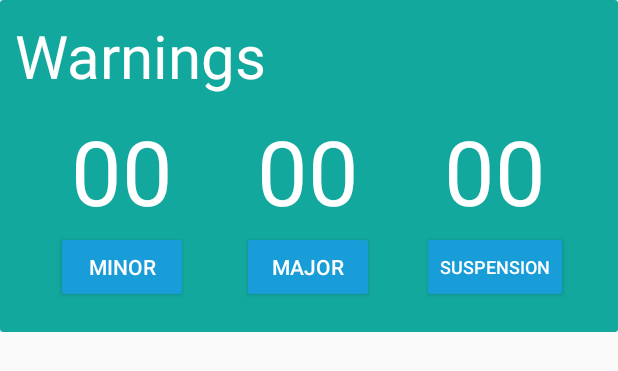
After one commit to Rikenm/Y2Yversion2, an Android app: the layout warning_cell.xml on its own in the app's theme, with its tools: preview values and no code run, on a phone screen of 412 x 824 dp. The commit adds this screen. Shown: the top 371 px of the screen. Run offline under Robolectric (Android 15) with nearby library versions, the phone set to English and light mode, and no system bars; network calls fail; Roboto replaces fonts that are not available here.

Commit message:
new design for warning cell

```diff
--- a/app/src/main/java/com/rikenmaharjan/y2yc/activities/HomeRecyclerAdapter.java
+++ b/app/src/main/java/com/rikenmaharjan/y2yc/activities/HomeRecyclerAdapter.java
@@ -35,7 +35,7 @@ public class HomeRecyclerAdapter extends RecyclerView.Adapter<HomeRecyclerAdapte
     Context nContext;
     String []colors;
 
-    int[] myImageList = new int[]{R.drawable.bed, R.drawable.calendar,R.drawable.locker,R.drawable.warning,R.drawable.nit};
+    int[] myImageList = new int[]{R.drawable.bed,R.drawable.bed, R.drawable.calendar,R.drawable.locker,R.drawable.nit};
 
     Drawable []image;
 
@@ -48,15 +48,17 @@ public class HomeRecyclerAdapter extends RecyclerView.Adapter<HomeRecyclerAdapte
         this.data = lstStay;
         this.nContext = context;
         colors = new String[5];
-        colors[0] = "#56CEFF";
+        colors[2] = "#56CEFF";
         colors[1] = "#FF8C09";
-        colors[2] = "#F4D938";
-        colors[3] = "#13A89D";
+        colors[3] = "#F4D938";
+        colors[0] = "#13A89D";
         colors[4] = "#FF7C3B";
+    }
 
-
-
-
+    // returns postion for onCreateViewHolder
+    @Override
+    public int getItemViewType(int position) {
+        return position;
     }
 
     // creates once
@@ -65,7 +67,9 @@ public class HomeRecyclerAdapter extends RecyclerView.Adapter<HomeRecyclerAdapte
 
         View v;
 
-        v = LayoutInflater.from(nContext).inflate(R.layout.yourstay_cell,parent,false);
+        ///////
+        if (viewType !=0) {
+            v = LayoutInflater.from(nContext).inflate(R.layout.yourstay_cell, parent, false);
             final MyViewHolder vHolder = new MyViewHolder(v);
 
 
@@ -73,46 +77,49 @@ public class HomeRecyclerAdapter extends RecyclerView.Adapter<HomeRecyclerAdapte
             warningDialog.setContentView(R.layout.dialog_warning);
 
 
+            // ADAPTER HERE
+//            vHolder.ll_yourstay.setOnClickListener(
+//                    new View.OnClickListener() {
+//                        @Override
+//                        public void onClick(View view) {
+//
+//                            Button btn_warning_cancel = (Button) warningDialog.findViewById(R.id.btn_warning_cancel);
+//                            // set data here
+//
+//
+//                            int position = vHolder.getAdapterPosition();
+//                            if (position == 3) {
+//
+//
+//                                warningDialog.show();
+//                                btn_warning_cancel.setOnClickListener(
+//
+//                                        new View.OnClickListener() {
+//                                            @Override
+//                                            public void onClick(View view) {
+//                                                warningDialog.dismiss();
+//                                            }
+//                                        }
+//
+//                                );
+//
+//                            }
+//
+//                        }
+//                    }
+//            );
+            return vHolder;
+        }
+        else {
+            v = LayoutInflater.from(nContext).inflate(R.layout.warning_cell, parent, false);
+            final MyViewHolder vHolder = new MyViewHolder(v);
 
+            warningDialog = new Dialog(nContext);
+            warningDialog.setContentView(R.layout.dialog_warning);
 
-        // ADAPTER HERE
-        vHolder.ll_yourstay.setOnClickListener(
-                new View.OnClickListener() {
-                    @Override
-                    public void onClick(View view) {
-
-                        Button btn_warning_cancel = (Button) warningDialog.findViewById(R.id.btn_warning_cancel);
-                        // set data here
-
-
-                        int position = vHolder.getAdapterPosition();
-                        if (position == 3){
-
-
-                                warningDialog.show();
-                            btn_warning_cancel.setOnClickListener(
-
-                                    new View.OnClickListener() {
-                                        @Override
-                                        public void onClick(View view) {
-                                            warningDialog.dismiss();
-                                        }
-                                    }
-
-                            );
+            return vHolder;
 
         }
-
-                    }
-                }
-        );
-
-
-
-
-
-
-        return vHolder;
     }
 
 
@@ -123,11 +130,14 @@ public class HomeRecyclerAdapter extends RecyclerView.Adapter<HomeRecyclerAdapte
     public void onBindViewHolder(MyViewHolder holder, int position) {
 
 
+
+        if (position !=0) {
             holder.tv_subtitle.setText(data.get(position).getSubtitle());
             holder.tv_title.setText(data.get(position).getTitle());
             holder.cv_stay.setCardBackgroundColor(Color.parseColor(colors[position]));
             holder.imageView.setImageResource(myImageList[position]);
-        Log.i("color",""+colors[position]);
+            Log.i("color", "" + colors[position]);
+        }
 
 
         //holder.cv_stay.setBackgroundColor(colors.length);
@@ -162,9 +172,10 @@ public class HomeRecyclerAdapter extends RecyclerView.Adapter<HomeRecyclerAdapte
             ll_yourstay = (LinearLayout) itemView.findViewById(R.id.ll_yourstay_cell);
 
 
+            // for warning cell
+
+
         }
     }
 
-
-
 }
--- a/app/src/main/java/com/rikenmaharjan/y2yc/fragments/StayFragment.java
+++ b/app/src/main/java/com/rikenmaharjan/y2yc/fragments/StayFragment.java
@@ -186,14 +186,13 @@ public class StayFragment extends BaseFragment {
 
 
                     // check for null value
+                    data.add(new StayModel("Warning","Nil"));
                     data.add(new StayModel("Bed",apiResult.getString("Bed_name")));
                     data.add(new StayModel("Last day of Stay",apiResult.getString("Last_Day_Of_Stay")));
                     data.add(new StayModel("Locker Combination",apiResult.getString("Locker")));
 
                     // control nil condition for warnings
-                    data.add(new StayModel("Warning","Nil"));
                     data.add(new StayModel("NIT",apiResult.getString("NIT")));
-
                     homeRecyclerAdapter.notifyDataSetChanged();
 
                     spinner.setVisibility(View.GONE);
--- a/app/src/main/res/layout/event_cell.xml
+++ b/app/src/main/res/layout/event_cell.xml
@@ -6,6 +6,7 @@
     android:layout_height="wrap_content"
     android:id="@+id/ll_event_cell"
     >
+
 
     <android.support.v7.widget.CardView
         android:layout_width="match_parent"
--- /dev/null
+++ b/app/src/main/res/layout/warning_cell.xml
@@ -0,0 +1,119 @@
+<?xml version="1.0" encoding="utf-8"?>
+<LinearLayout xmlns:android="http://schemas.android.com/apk/res/android"
+    android:orientation="vertical" android:layout_width="match_parent"
+    android:layout_height="wrap_content">
+
+    <android.support.v7.widget.CardView
+        android:layout_width="match_parent"
+        android:layout_height="match_parent"
+        android:backgroundTint="#13A89D"
+        >
+
+        <LinearLayout
+            android:layout_width="match_parent"
+            android:layout_height="match_parent"
+            android:padding="10dp"
+            android:orientation="vertical">
+        <TextView
+            android:layout_width="wrap_content"
+            android:layout_height="wrap_content"
+            android:id="@+id/txt-warning_title"
+            android:textColor="@color/white"
+            android:text="Warnings"
+            android:textSize="40sp"
+            />
+
+        <LinearLayout
+            android:layout_width="match_parent"
+            android:layout_height="wrap_content"
+            android:padding="9dp"
+            android:orientation="horizontal">
+
+            <LinearLayout
+                android:layout_width="0dp"
+                android:layout_height="wrap_content"
+                android:gravity="center"
+                android:layout_weight="1"
+                android:orientation="vertical">
+            <TextView
+                android:layout_width="wrap_content"
+
+
+                android:layout_height="wrap_content"
+                android:text="00"
+                android:textColor="@color/white"
+                android:textSize="60sp"/>
+
+            <Button
+                android:layout_width="wrap_content"
+                android:layout_height="wrap_content"
+                android:text="Minor"
+                android:textColor="@color/white"
+                android:backgroundTint="@color/colorAccent"
+                />
+
+            </LinearLayout>
+
+            <LinearLayout
+                android:layout_width="0dp"
+                android:layout_height="wrap_content"
+                android:gravity="center"
+                android:layout_weight="1"
+                android:orientation="vertical">
+                <TextView
+                    android:layout_width="wrap_content"
+                    android:layout_height="wrap_content"
+                    android:text="00"
+                    android:textColor="@color/white"
+                    android:textSize="60sp"/>
+
+                <Button
+                    android:layout_width="wrap_content"
+                    android:layout_height="wrap_content"
+                    android:textColor="@color/white"
+                    android:backgroundTint="@color/colorAccent"
+                    android:text="Major"/>
+
+            </LinearLayout>
+
+            <TextView
+                android:layout_width="wrap_content"
+                android:layout_height="wrap_content"
+                android:text=""
+                android:textColor="@color/white"
+                android:textSize="60sp"/>
+
+            <LinearLayout
+                android:layout_width="0dp"
+                android:layout_height="wrap_content"
+                android:gravity="center"
+                android:layout_weight="1"
+                android:orientation="vertical">
+                <TextView
+                    android:layout_width="wrap_content"
+                    android:layout_height="wrap_content"
+                    android:text="00"
+                    android:textColor="@color/white"
+                    android:textSize="60sp"/>
+
+                <Button
+                    android:layout_width="wrap_content"
+                    android:layout_height="wrap_content"
+                    android:textSize="12dp"
+                    android:textColor="@color/white"
+                    android:backgroundTint="@color/colorAccent"
+                    android:text="suspension"/>
+
+            </LinearLayout>
+
+        </LinearLayout>
+
+
+        </LinearLayout>
+
+
+
+    </android.support.v7.widget.CardView>
+
+
+</LinearLayout>
--- a/app/src/main/res/layout/yourstay_cell.xml
+++ b/app/src/main/res/layout/yourstay_cell.xml
@@ -4,13 +4,12 @@
     android:orientation="vertical"
     android:layout_width="match_parent"
     android:layout_height="wrap_content"
-    android:padding="12dp"
     android:id="@+id/ll_yourstay_cell">
 
     <android.support.v7.widget.CardView
         android:layout_width="match_parent"
         android:layout_height="match_parent"
-        app:cardCornerRadius="3dp"
+        app:cardCornerRadius="0dp"
         android:id="@+id/cv_stay"
         >
 
@@ -60,6 +59,7 @@
             android:layout_width="match_parent"
             android:layout_height="wrap_content"
             android:orientation="vertical"
+            android:gravity="right|center"
             android:layout_weight="16"
             >
 
```
Also changed, not shown: 22 other files. Lines whose indentation alone changed are shown as unchanged.
